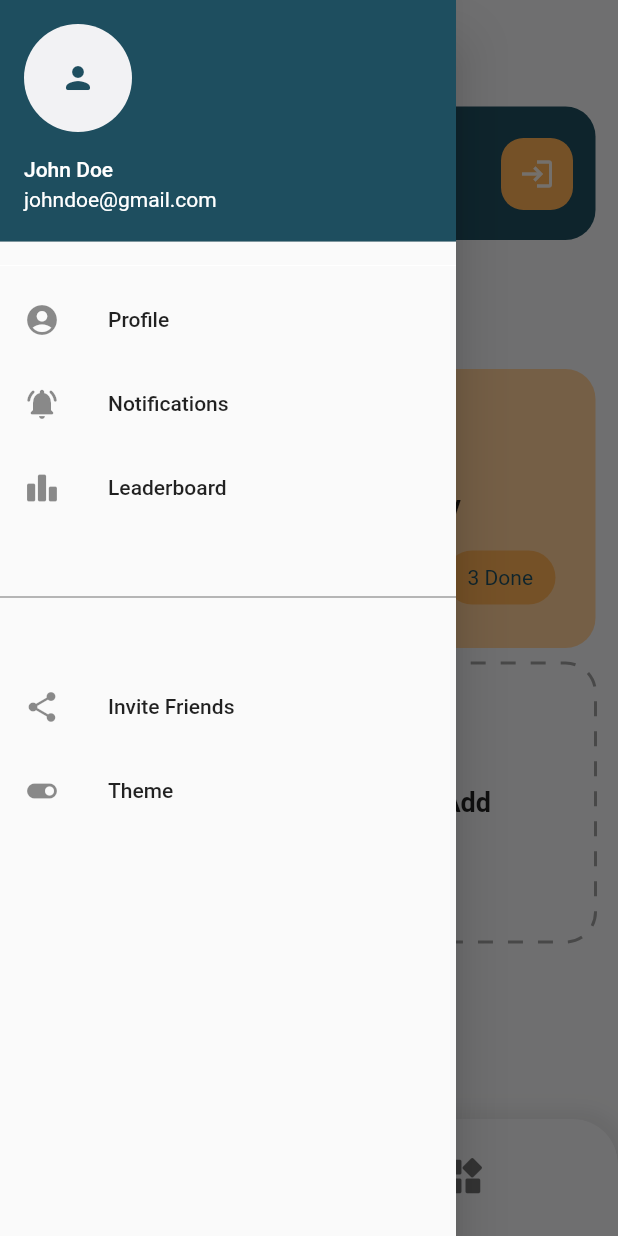
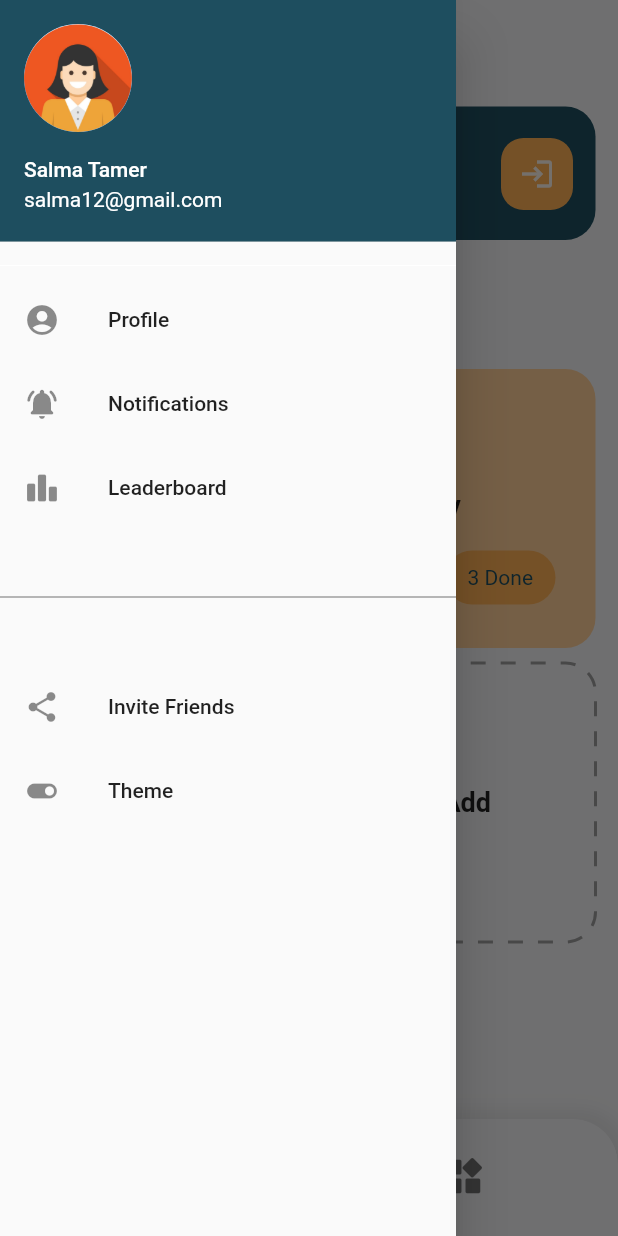
Before and after one commit to SamihaHussein2/Task-it-mobile-project, a Flutter app: the Homepage screen opened directly, with the side drawer open, on a phone screen of 412 x 824 dp. Run offline on Flutter 3.47's test engine with Material 2 defaults, Android fonts, the phone set to English and light mode, and no system bars; drawn by our look-alikes of dotted_border; our stand-ins replace modal_bottom_sheet.

```diff
--- a/task_it/lib/screens/homepage/homepage.dart
+++ b/task_it/lib/screens/homepage/homepage.dart
@@ -128,14 +128,12 @@ class Homepage extends StatelessWidget {
       children: [
         UserAccountsDrawerHeader(
           decoration: BoxDecoration(color: CustomColors.Midnight),
-          accountName: Text('John Doe'),
-          accountEmail: Text('johndoe@gmail.com'),
+          accountName: Text('Salma Tamer'),
+          accountEmail: Text('salma12@gmail.com'),
           currentAccountPicture: CircleAvatar(
-              backgroundColor: CustomColors.Cultured,
-              child: Icon(
-                Icons.person_rounded,
-                color: CustomColors.Midnight,
-              )),
+            radius: 50,
+            backgroundImage: AssetImage("assets/avatar/avatar.jpg"),
+          ),
         ),
         Divider(
           color: Colors.white,
--- a/task_it/lib/spalsh.dart
+++ b/task_it/lib/spalsh.dart
@@ -46,7 +46,7 @@ class _SplashState extends State<Splash> {
                   height: 100,
                 ),
                 Image.asset(
-                  "assets/logo/logo-final.png",
+                  "assets/logo/OUR-LOGO.png",
                   width: 70,
                   height: 70,
                 ),
--- a/task_it/pubspec.yaml
+++ b/task_it/pubspec.yaml
@@ -80,6 +80,11 @@ flutter:
     - assets/leaderboard/6.jpg
     - assets/logo/logo-final.png
     - assets/avatar/avatar.jpg
+    - assets/trophies/trophy1.png
+    - assets/trophies/trophy2.png
+    - assets/trophies/trophy3.png
+    - assets/trophies/grey_trophy.png
+    - assets/logo/OUR-LOGO.png
 
   # An image asset can refer to one or more resolution-specific "variants", see
   # https://flutter.dev/assets-and-images/#resolution-aware.
```
Also changed, not shown: task_it/lib/screens/user_account.dart (+8 -15 lines), task_it/assets/trophies/grey_trophy.png (added), task_it/assets/trophies/trophy1.png (added), task_it/assets/trophies/trophy2.png (added), task_it/assets/trophies/trophy3.png (added).
